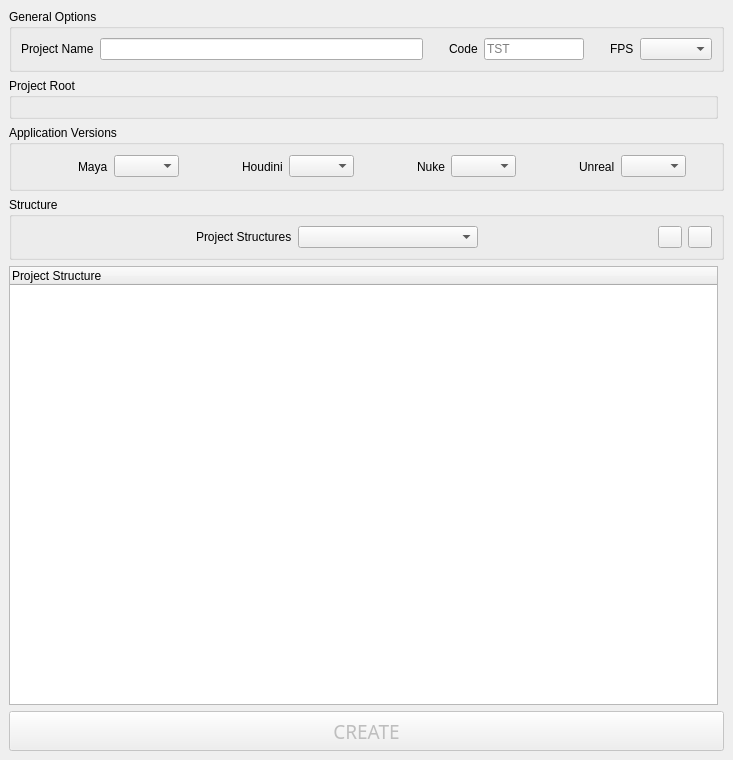
Before: the Qt Designer form standalone/python/creators/project_creator.ui in mrmcdog23/controlChaos, drawn with Qt 5.
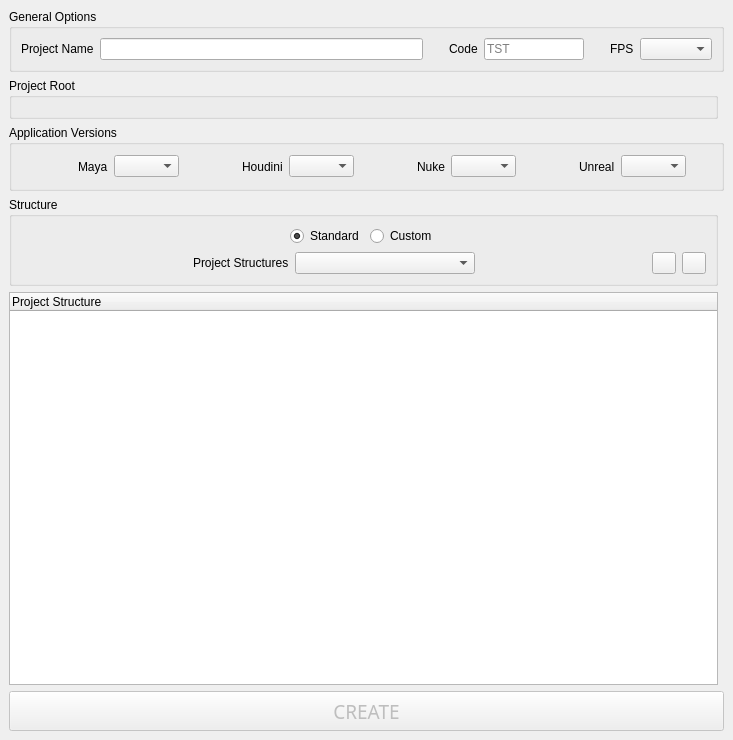
After: the same form once the commit is applied.

Commit message: write a general config project file

```diff
--- a/standalone/python/creators/project_creator.ui
+++ b/standalone/python/creators/project_creator.ui
@@ -7,7 +7,7 @@
     <x>0</x>
     <y>0</y>
     <width>733</width>
-    <height>760</height>
+    <height>740</height>
    </rect>
   </property>
   <property name="windowTitle">
@@ -15,36 +15,27 @@
   </property>
   <widget class="QWidget" name="centralwidget">
    <layout class="QGridLayout" name="gridLayout_3">
-    <item row="6" column="0" colspan="2">
-     <widget class="QPushButton" name="btn_create_project">
-      <property name="enabled">
-       <bool>false</bool>
-      </property>
-      <property name="minimumSize">
+    <item row="2" column="0">
+     <widget class="QGroupBox" name="grp_project_root">
+      <property name="maximumSize">
        <size>
-        <width>0</width>
-        <height>40</height>
+        <width>16777215</width>
+        <height>80</height>
        </size>
       </property>
-      <property name="font">
-       <font>
-        <family>Tw Cen MT</family>
-        <pointsize>14</pointsize>
-        <weight>50</weight>
-        <bold>false</bold>
-       </font>
+      <property name="title">
+       <string>Project Root</string>
       </property>
-      <property name="text">
-       <string>CREATE</string>
+      <property name="flat">
+       <bool>false</bool>
       </property>
-      <property name="btn_ss" stdset="0">
-       <bool>true</bool>
-      </property>
+      <layout class="QGridLayout" name="gridLayout_4">
+       <item row="0" column="0">
+        <layout class="QHBoxLayout" name="lyt_project_root"/>
+       </item>
+      </layout>
      </widget>
     </item>
-    <item row="0" column="0" colspan="2">
-     <layout class="QHBoxLayout" name="lyt_header"/>
-    </item>
     <item row="1" column="0" colspan="2">
      <widget class="QGroupBox" name="grp_general_options">
       <property name="maximumSize">
@@ -163,100 +154,6 @@
       </layout>
      </widget>
     </item>
-    <item row="4" column="0" colspan="2">
-     <widget class="QGroupBox" name="grp_structure">
-      <property name="maximumSize">
-       <size>
-        <width>16777215</width>
-        <height>80</height>
-       </size>
-      </property>
-      <property name="title">
-       <string>Structure</string>
-      </property>
-      <property name="flat">
-       <bool>false</bool>
-      </property>
-      <layout class="QGridLayout" name="gridLayout_2">
-       <item row="0" column="0">
-        <layout class="QHBoxLayout" name="horizontalLayout">
-         <item>
-          <spacer name="horizontalSpacer_4">
-           <property name="orientation">
-            <enum>Qt::Horizontal</enum>
-           </property>
-           <property name="sizeHint" stdset="0">
-            <size>
-             <width>40</width>
-             <height>20</height>
-            </size>
-           </property>
-          </spacer>
-         </item>
-         <item>
-          <widget class="QLabel" name="lbl_project_structure">
-           <property name="layoutDirection">
-            <enum>Qt::LeftToRight</enum>
-           </property>
-           <property name="text">
-            <string>Project Structures</string>
-           </property>
-          </widget>
-         </item>
-         <item>
-          <widget class="QComboBox" name="cmb_project_structure">
-           <property name="minimumSize">
-            <size>
-             <width>180</width>
-             <height>0</height>
-            </size>
-           </property>
-          </widget>
-         </item>
-         <item>
-          <spacer name="horizontalSpacer_3">
-           <property name="orientation">
-            <enum>Qt::Horizontal</enum>
-           </property>
-           <property name="sizeHint" stdset="0">
-            <size>
-             <width>40</width>
-             <height>20</height>
-            </size>
-           </property>
-          </spacer>
-         </item>
-         <item>
-          <widget class="QPushButton" name="btn_expand">
-           <property name="maximumSize">
-            <size>
-             <width>24</width>
-             <height>24</height>
-            </size>
-           </property>
-           <property name="text">
-            <string/>
-           </property>
-          </widget>
-         </item>
-         <item>
-          <widget class="QPushButton" name="btn_collapse">
-           <property name="maximumSize">
-            <size>
-             <width>24</width>
-             <height>24</height>
-            </size>
-           </property>
-           <property name="text">
-            <string/>
-           </property>
-          </widget>
-         </item>
-        </layout>
-       </item>
-      </layout>
-     </widget>
-    </item>
     <item row="3" column="0" colspan="2">
      <widget class="QGroupBox" name="grp_app_versions">
       <property name="maximumSize">
@@ -560,7 +457,37 @@
       </layout>
      </widget>
     </item>
-    <item row="5" column="0">
+    <item row="0" column="0" colspan="2">
+     <layout class="QHBoxLayout" name="lyt_header"/>
+    </item>
+    <item row="7" column="0" colspan="2">
+     <widget class="QPushButton" name="btn_create_project">
+      <property name="enabled">
+       <bool>false</bool>
+      </property>
+      <property name="minimumSize">
+       <size>
+        <width>0</width>
+        <height>40</height>
+       </size>
+      </property>
+      <property name="font">
+       <font>
+        <family>Tw Cen MT</family>
+        <pointsize>14</pointsize>
+        <weight>50</weight>
+        <bold>false</bold>
+       </font>
+      </property>
+      <property name="text">
+       <string>CREATE</string>
+      </property>
+      <property name="btn_ss" stdset="0">
+       <bool>true</bool>
+      </property>
+     </widget>
+    </item>
+    <item row="6" column="0">
      <widget class="QTreeWidget" name="tw_project_structure">
       <column>
        <property name="text">
@@ -569,23 +496,146 @@
       </column>
      </widget>
     </item>
-    <item row="2" column="0">
-     <widget class="QGroupBox" name="grp_project_root">
+    <item row="4" column="0">
+     <widget class="QGroupBox" name="grp_structure">
       <property name="maximumSize">
        <size>
         <width>16777215</width>
-        <height>80</height>
+        <height>120</height>
        </size>
       </property>
       <property name="title">
-       <string>Project Root</string>
+       <string>Structure</string>
       </property>
       <property name="flat">
        <bool>false</bool>
       </property>
-      <layout class="QGridLayout" name="gridLayout_4">
+      <layout class="QGridLayout" name="gridLayout_2">
        <item row="0" column="0">
-        <layout class="QHBoxLayout" name="lyt_project_root"/>
+        <layout class="QHBoxLayout" name="horizontalLayout_3">
+         <item>
+          <spacer name="horizontalSpacer_8">
+           <property name="orientation">
+            <enum>Qt::Horizontal</enum>
+           </property>
+           <property name="sizeHint" stdset="0">
+            <size>
+             <width>40</width>
+             <height>20</height>
+            </size>
+           </property>
+          </spacer>
+         </item>
+         <item>
+          <widget class="QRadioButton" name="rbn_standard">
+           <property name="text">
+            <string>Standard</string>
+           </property>
+           <property name="checked">
+            <bool>true</bool>
+           </property>
+          </widget>
+         </item>
+         <item>
+          <widget class="QRadioButton" name="rbn_custom">
+           <property name="text">
+            <string>Custom</string>
+           </property>
+          </widget>
+         </item>
+         <item>
+          <spacer name="horizontalSpacer_9">
+           <property name="orientation">
+            <enum>Qt::Horizontal</enum>
+           </property>
+           <property name="sizeHint" stdset="0">
+            <size>
+             <width>40</width>
+             <height>20</height>
+            </size>
+           </property>
+          </spacer>
+         </item>
+        </layout>
+       </item>
+       <item row="2" column="0">
+        <layout class="QHBoxLayout" name="horizontalLayout">
+         <item>
+          <spacer name="horizontalSpacer_4">
+           <property name="orientation">
+            <enum>Qt::Horizontal</enum>
+           </property>
+           <property name="sizeHint" stdset="0">
+            <size>
+             <width>40</width>
+             <height>20</height>
+            </size>
+           </property>
+          </spacer>
+         </item>
+         <item>
+          <widget class="QLabel" name="lbl_project_structure">
+           <property name="layoutDirection">
+            <enum>Qt::LeftToRight</enum>
+           </property>
+           <property name="text">
+            <string>Project Structures</string>
+           </property>
+          </widget>
+         </item>
+         <item>
+          <widget class="QComboBox" name="cmb_project_structure">
+           <property name="minimumSize">
+            <size>
+             <width>180</width>
+             <height>0</height>
+            </size>
+           </property>
+          </widget>
+         </item>
+         <item>
+          <spacer name="horizontalSpacer_3">
+           <property name="orientation">
+            <enum>Qt::Horizontal</enum>
+           </property>
+           <property name="sizeHint" stdset="0">
+            <size>
+             <width>40</width>
+             <height>20</height>
+            </size>
+           </property>
+          </spacer>
+         </item>
+         <item>
+          <widget class="QPushButton" name="btn_expand">
+           <property name="maximumSize">
+            <size>
+             <width>24</width>
+             <height>24</height>
+            </size>
+           </property>
+           <property name="text">
+            <string/>
+           </property>
+          </widget>
+         </item>
+         <item>
+          <widget class="QPushButton" name="btn_collapse">
+           <property name="maximumSize">
+            <size>
+             <width>24</width>
+             <height>24</height>
+            </size>
+           </property>
+           <property name="text">
+            <string/>
+           </property>
+          </widget>
+         </item>
+        </layout>
+       </item>
+       <item row="1" column="0">
+        <layout class="QHBoxLayout" name="lyt_custom_folder"/>
        </item>
       </layout>
      </widget>
```
The commit also changes 4 other files.
